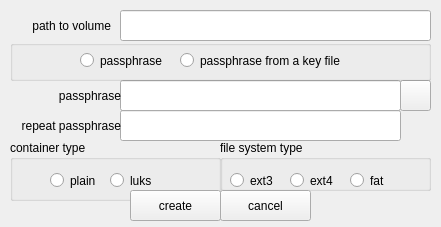
Qt form createpartition.ui (mhogomchungu/zuluCrypt) before a commit.
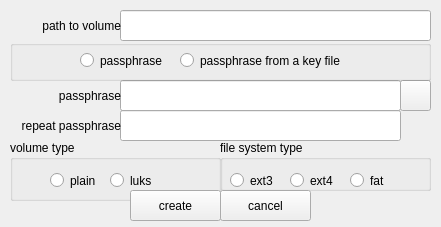
The same form after that commit.

Commit message: add support for creating volumes in files in GUI

```diff
--- a/createpartition.ui
+++ b/createpartition.ui
@@ -28,7 +28,7 @@
     <rect>
      <x>10</x>
      <y>10</y>
-     <width>101</width>
+     <width>111</width>
      <height>31</height>
     </rect>
    </property>
@@ -49,7 +49,7 @@
     </rect>
    </property>
    <property name="title">
-    <string>container type</string>
+    <string>volume type</string>
    </property>
    <widget class="QRadioButton" name="rbPlain">
     <property name="geometry">
```
The commit also changes 16 other files.
